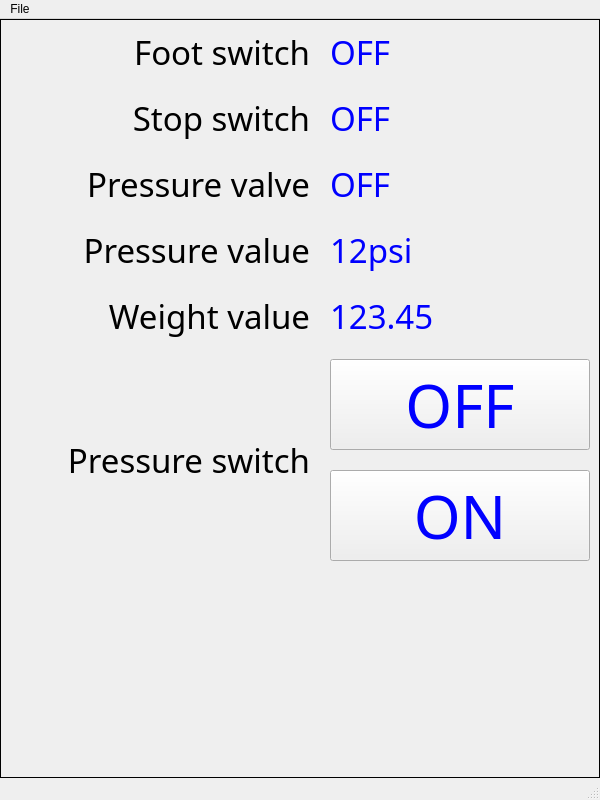
Above: Philler_Main.ui from Gauntleteer/Philler before the change. Below: the same form after it.
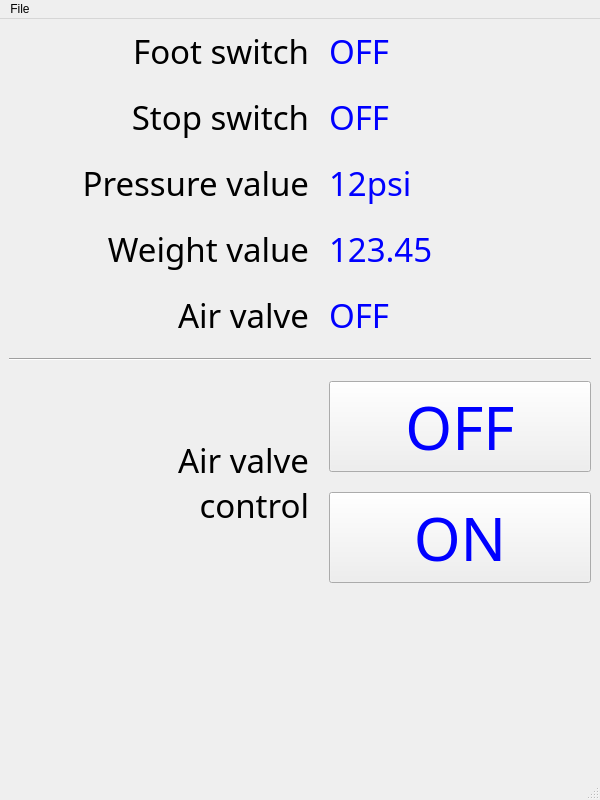
That is the form after the change. Icons and pictures are not drawn.

What changed in the file:
```diff
--- a/Philler_Main.ui
+++ b/Philler_Main.ui
@@ -36,7 +36,7 @@
     <item row="0" column="0">
      <widget class="QStackedWidget" name="sw_pages">
       <property name="frameShape">
-       <enum>QFrame::Box</enum>
+       <enum>QFrame::NoFrame</enum>
       </property>
       <property name="currentIndex">
        <number>1</number>
@@ -185,14 +185,47 @@
           <property name="spacing">
            <number>20</number>
           </property>
-          <item row="1" column="1">
-           <widget class="QLabel" name="l_diag_stop_switch">
+          <item row="7" column="1">
+           <widget class="QPushButton" name="b_diag_pressure_off">
             <property name="font">
              <font>
               <family>Montserrat Medium</family>
+              <pointsize>45</pointsize>
+             </font>
+            </property>
+            <property name="styleSheet">
+             <string notr="true">color: rgb(0, 0, 255)</string>
+            </property>
+            <property name="text">
+             <string>ON</string>
+            </property>
+           </widget>
+          </item>
+          <item row="6" column="0" rowspan="2">
+           <widget class="QLabel" name="label_6">
+            <property name="font">
+             <font>
+              <family>Montserrat Medium</family>
               <pointsize>25</pointsize>
              </font>
             </property>
+            <property name="text">
+             <string>Air valve
+control</string>
+            </property>
+            <property name="alignment">
+             <set>Qt::AlignRight|Qt::AlignTrailing|Qt::AlignVCenter</set>
+            </property>
+           </widget>
+          </item>
+          <item row="6" column="1">
+           <widget class="QPushButton" name="b_diag_pressure_on">
+            <property name="font">
+             <font>
+              <family>Montserrat Medium</family>
+              <pointsize>45</pointsize>
+             </font>
+            </property>
             <property name="styleSheet">
              <string notr="true">color: rgb(0, 0, 255)</string>
             </property>
@@ -201,7 +234,122 @@
             </property>
            </widget>
           </item>
+          <item row="3" column="1">
+           <widget class="QLabel" name="l_diag_weight_value">
+            <property name="font">
+             <font>
+              <family>Montserrat Medium</family>
+              <pointsize>25</pointsize>
+             </font>
+            </property>
+            <property name="styleSheet">
+             <string notr="true">color: rgb(0, 0, 255)</string>
+            </property>
+            <property name="text">
+             <string>123.45</string>
+            </property>
+           </widget>
+          </item>
+          <item row="0" column="0">
+           <widget class="QLabel" name="label_3">
+            <property name="minimumSize">
+             <size>
+              <width>300</width>
+              <height>0</height>
+             </size>
+            </property>
+            <property name="font">
+             <font>
+              <family>Montserrat Medium</family>
+              <pointsize>25</pointsize>
+             </font>
+            </property>
+            <property name="text">
+             <string>Foot switch</string>
+            </property>
+            <property name="alignment">
+             <set>Qt::AlignRight|Qt::AlignTrailing|Qt::AlignVCenter</set>
+            </property>
+           </widget>
+          </item>
+          <item row="4" column="1">
+           <widget class="QLabel" name="l_diag_pressure_valve">
+            <property name="font">
+             <font>
+              <family>Montserrat Medium</family>
+              <pointsize>25</pointsize>
+             </font>
+            </property>
+            <property name="styleSheet">
+             <string notr="true">color: rgb(0, 0, 255)</string>
+            </property>
+            <property name="text">
+             <string>OFF</string>
+            </property>
+           </widget>
+          </item>
+          <item row="2" column="1">
+           <widget class="QLabel" name="l_diag_pressure_value">
+            <property name="font">
+             <font>
+              <family>Montserrat Medium</family>
+              <pointsize>25</pointsize>
+             </font>
+            </property>
+            <property name="styleSheet">
+             <string notr="true">color: rgb(0, 0, 255)</string>
+            </property>
+            <property name="text">
+             <string>12psi</string>
+            </property>
+           </widget>
+          </item>
           <item row="8" column="0">
+           <spacer name="verticalSpacer">
+            <property name="orientation">
+             <enum>Qt::Vertical</enum>
+            </property>
+            <property name="sizeHint" stdset="0">
+             <size>
+              <width>20</width>
+              <height>40</height>
+             </size>
+            </property>
+           </spacer>
+          </item>
+          <item row="4" column="0">
+           <widget class="QLabel" name="label_2">
+            <property name="font">
+             <font>
+              <family>Montserrat Medium</family>
+              <pointsize>25</pointsize>
+             </font>
+            </property>
+            <property name="text">
+             <string>Air valve</string>
+            </property>
+            <property name="alignment">
+             <set>Qt::AlignRight|Qt::AlignTrailing|Qt::AlignVCenter</set>
+            </property>
+           </widget>
+          </item>
+          <item row="3" column="0">
+           <widget class="QLabel" name="label_4">
+            <property name="font">
+             <font>
+              <family>Montserrat Medium</family>
+              <pointsize>25</pointsize>
+             </font>
+            </property>
+            <property name="text">
+             <string>Weight value</string>
+            </property>
+            <property name="alignment">
+             <set>Qt::AlignRight|Qt::AlignTrailing|Qt::AlignVCenter</set>
+            </property>
+           </widget>
+          </item>
+          <item row="9" column="0">
            <widget class="QToolButton" name="b_diag_back">
             <property name="styleSheet">
              <string notr="true">QToolButton {  
@@ -224,108 +372,6 @@
             </property>
            </widget>
           </item>
-          <item row="1" column="0">
-           <widget class="QLabel" name="label">
-            <property name="font">
-             <font>
-              <family>Montserrat Medium</family>
-              <pointsize>25</pointsize>
-             </font>
-            </property>
-            <property name="text">
-             <string>Stop switch</string>
-            </property>
-            <property name="alignment">
-             <set>Qt::AlignRight|Qt::AlignTrailing|Qt::AlignVCenter</set>
-            </property>
-           </widget>
-          </item>
-          <item row="0" column="0">
-           <widget class="QLabel" name="label_3">
-            <property name="minimumSize">
-             <size>
-              <width>300</width>
-              <height>0</height>
-             </size>
-            </property>
-            <property name="font">
-             <font>
-              <family>Montserrat Medium</family>
-              <pointsize>25</pointsize>
-             </font>
-            </property>
-            <property name="text">
-             <string>Foot switch</string>
-            </property>
-            <property name="alignment">
-             <set>Qt::AlignRight|Qt::AlignTrailing|Qt::AlignVCenter</set>
-            </property>
-           </widget>
-          </item>
-          <item row="3" column="0">
-           <widget class="QLabel" name="label_5">
-            <property name="font">
-             <font>
-              <family>Montserrat Medium</family>
-              <pointsize>25</pointsize>
-             </font>
-            </property>
-            <property name="text">
-             <string>Pressure value</string>
-            </property>
-            <property name="alignment">
-             <set>Qt::AlignRight|Qt::AlignTrailing|Qt::AlignVCenter</set>
-            </property>
-           </widget>
-          </item>
-          <item row="3" column="1">
-           <widget class="QLabel" name="l_diag_pressure_value">
-            <property name="font">
-             <font>
-              <family>Montserrat Medium</family>
-              <pointsize>25</pointsize>
-             </font>
-            </property>
-            <property name="styleSheet">
-             <string notr="true">color: rgb(0, 0, 255)</string>
-            </property>
-            <property name="text">
-             <string>12psi</string>
-            </property>
-           </widget>
-          </item>
-          <item row="2" column="1">
-           <widget class="QLabel" name="l_diag_pressure_valve">
-            <property name="font">
-             <font>
-              <family>Montserrat Medium</family>
-              <pointsize>25</pointsize>
-             </font>
-            </property>
-            <property name="styleSheet">
-             <string notr="true">color: rgb(0, 0, 255)</string>
-            </property>
-            <property name="text">
-             <string>OFF</string>
-            </property>
-           </widget>
-          </item>
-          <item row="6" column="1">
-           <widget class="QPushButton" name="b_diag_pressure_off">
-            <property name="font">
-             <font>
-              <family>Montserrat Medium</family>
-              <pointsize>45</pointsize>
-             </font>
-            </property>
-            <property name="styleSheet">
-             <string notr="true">color: rgb(0, 0, 255)</string>
-            </property>
-            <property name="text">
-             <string>ON</string>
-            </property>
-           </widget>
-          </item>
           <item row="0" column="1">
            <widget class="QLabel" name="l_diag_foot_switch">
             <property name="font">
@@ -342,40 +388,8 @@
             </property>
            </widget>
           </item>
-          <item row="4" column="1">
-           <widget class="QLabel" name="l_diag_weight_value">
-            <property name="font">
-             <font>
-              <family>Montserrat Medium</family>
-              <pointsize>25</pointsize>
-             </font>
-            </property>
-            <property name="styleSheet">
-             <string notr="true">color: rgb(0, 0, 255)</string>
-            </property>
-            <property name="text">
-             <string>123.45</string>
-            </property>
-           </widget>
-          </item>
-          <item row="4" column="0">
-           <widget class="QLabel" name="label_4">
-            <property name="font">
-             <font>
-              <family>Montserrat Medium</family>
-              <pointsize>25</pointsize>
-             </font>
-            </property>
-            <property name="text">
-             <string>Weight value</string>
-            </property>
-            <property name="alignment">
-             <set>Qt::AlignRight|Qt::AlignTrailing|Qt::AlignVCenter</set>
-            </property>
-           </widget>
-          </item>
           <item row="2" column="0">
-           <widget class="QLabel" name="label_2">
+           <widget class="QLabel" name="label_5">
             <property name="font">
              <font>
               <family>Montserrat Medium</family>
@@ -383,14 +397,46 @@
              </font>
             </property>
             <property name="text">
-             <string>Pressure valve</string>
+             <string>Pressure value</string>
             </property>
             <property name="alignment">
              <set>Qt::AlignRight|Qt::AlignTrailing|Qt::AlignVCenter</set>
             </property>
            </widget>
           </item>
-          <item row="7" column="1">
+          <item row="1" column="1">
+           <widget class="QLabel" name="l_diag_stop_switch">
+            <property name="font">
+             <font>
+              <family>Montserrat Medium</family>
+              <pointsize>25</pointsize>
+             </font>
+            </property>
+            <property name="styleSheet">
+             <string notr="true">color: rgb(0, 0, 255)</string>
+            </property>
+            <property name="text">
+             <string>OFF</string>
+            </property>
+           </widget>
+          </item>
+          <item row="1" column="0">
+           <widget class="QLabel" name="label">
+            <property name="font">
+             <font>
+              <family>Montserrat Medium</family>
+              <pointsize>25</pointsize>
+             </font>
+            </property>
+            <property name="text">
+             <string>Stop switch</string>
+            </property>
+            <property name="alignment">
+             <set>Qt::AlignRight|Qt::AlignTrailing|Qt::AlignVCenter</set>
+            </property>
+           </widget>
+          </item>
+          <item row="8" column="1">
            <spacer name="verticalSpacer_2">
             <property name="orientation">
              <enum>Qt::Vertical</enum>
@@ -403,48 +449,16 @@
             </property>
            </spacer>
           </item>
-          <item row="7" column="0">
-           <spacer name="verticalSpacer">
+          <item row="5" column="0" colspan="2">
+           <widget class="Line" name="line">
+            <property name="frameShadow">
+             <enum>QFrame::Sunken</enum>
+            </property>
+            <property name="lineWidth">
+             <number>1</number>
+            </property>
             <property name="orientation">
-             <enum>Qt::Vertical</enum>
-            </property>
-            <property name="sizeHint" stdset="0">
-             <size>
-              <width>20</width>
-              <height>40</height>
-             </size>
-            </property>
-           </spacer>
-          </item>
-          <item row="5" column="1">
-           <widget class="QPushButton" name="b_diag_pressure_on">
-            <property name="font">
-             <font>
-              <family>Montserrat Medium</family>
-              <pointsize>45</pointsize>
-             </font>
-            </property>
-            <property name="styleSheet">
-             <string notr="true">color: rgb(0, 0, 255)</string>
-            </property>
-            <property name="text">
-             <string>OFF</string>
-            </property>
-           </widget>
-          </item>
-          <item row="5" column="0" rowspan="2">
-           <widget class="QLabel" name="label_6">
-            <property name="font">
-             <font>
-              <family>Montserrat Medium</family>
-              <pointsize>25</pointsize>
-             </font>
-            </property>
-            <property name="text">
-             <string>Pressure switch</string>
-            </property>
-            <property name="alignment">
-             <set>Qt::AlignRight|Qt::AlignTrailing|Qt::AlignVCenter</set>
+             <enum>Qt::Horizontal</enum>
             </property>
            </widget>
           </item>
```
